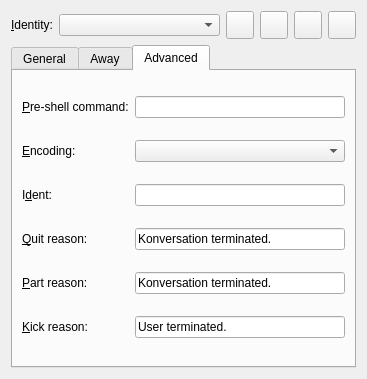
Above: src/identitydialog.ui from KDE/konversation before the change. Below: the same form after it.
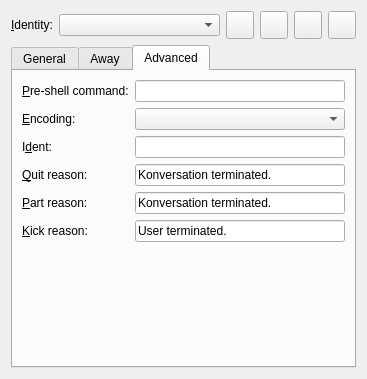
That is the form after the change. The open tabs and pages were chosen to show the change. Custom widgets are drawn as their Qt base class.

Commit message: IdentityDialog: ensure "Advanced" tab form stays compact

What changed in the file:
```diff
--- a/src/identitydialog.ui
+++ b/src/identitydialog.ui
@@ -640,6 +640,19 @@
          </property>
         </widget>
        </item>
+       <item row="6" column="1">
+        <spacer name="verticalSpacer">
+         <property name="orientation">
+          <enum>Qt::Vertical</enum>
+         </property>
+         <property name="sizeHint" stdset="0">
+          <size>
+           <width>20</width>
+           <height>40</height>
+          </size>
+         </property>
+        </spacer>
+       </item>
       </layout>
      </widget>
     </widget>
```
